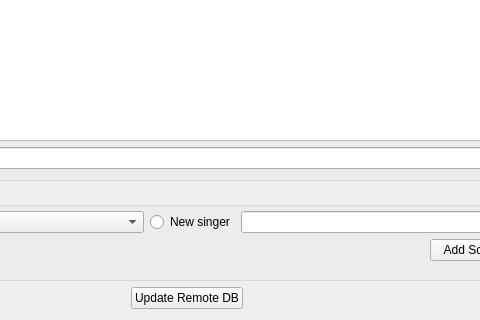
OpenKJ/OpenKJ, file OpenKJ/dlgrequests.ui: the form before one commit; both pictures show x 239 to 719 and y 335 to 655 of the 852 by 655 pixel window.
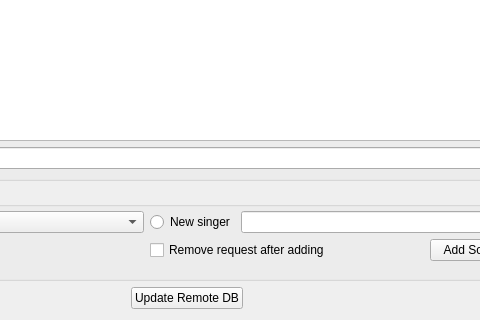
The form after the commit. Icons and pictures are not drawn. Custom widgets are drawn as their Qt base class.

Commit message: Add option to remove song request when it's added to the queue

The edit to the form file:
```diff
--- a/OpenKJ/dlgrequests.ui
+++ b/OpenKJ/dlgrequests.ui
@@ -326,6 +326,13 @@
             </item>
             <item>
              <layout class="QHBoxLayout" name="horizontalLayout_10">
+              <item>
+               <widget class="QCheckBox" name="checkBoxDelOnAdd">
+                <property name="text">
+                 <string>Remove request after adding</string>
+                </property>
+               </widget>
+              </item>
               <item>
                <spacer name="horizontalSpacer_8">
                 <property name="orientation">
```
The commit also changes 4 other files.
